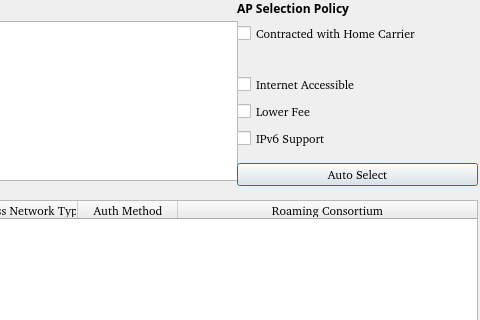
Before: the Qt Designer form wpa_supplicant/wpa_gui-qt4/hotspot2.ui in furtherLee/wpa_supplicant_demo, drawn with Qt 5; both pictures show x 323 to 803 and y 0 to 320 of the 803 by 435 pixel window.
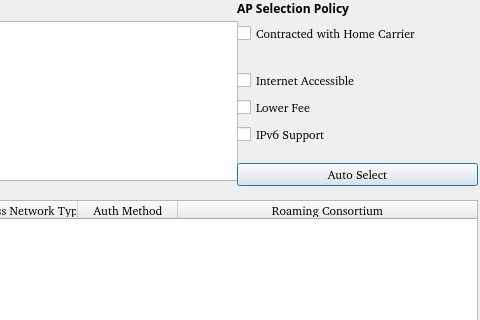
After: the same form once the commit is applied.

Patch:
```diff
--- a/wpa_supplicant/wpa_gui-qt4/hotspot2.ui
+++ b/wpa_supplicant/wpa_gui-qt4/hotspot2.ui
@@ -255,6 +255,12 @@
     </item>
     <item>
      <widget class="QLabel" name="ouiLab">
+      <property name="font">
+       <font>
+        <family>Bitstream Charter</family>
+        <pointsize>9</pointsize>
+       </font>
+      </property>
       <property name="text">
        <string/>
       </property>
```
